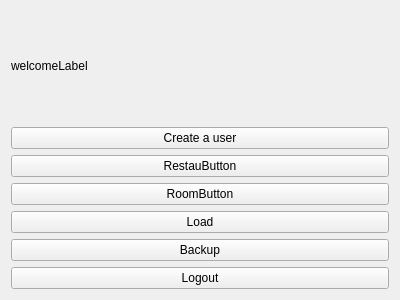
Old version of the form ui/src/dashboardscreen.ui in the repository NazimBekhat/UDRMS.
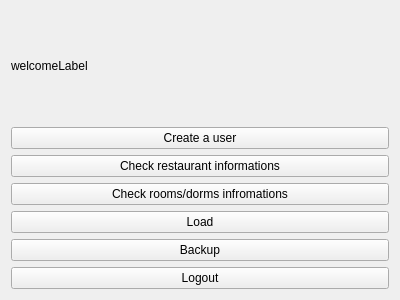
New version of the form.

```diff
--- a/ui/src/dashboardscreen.ui
+++ b/ui/src/dashboardscreen.ui
@@ -31,14 +31,14 @@
    <item>
     <widget class="QPushButton" name="restaurantMenuButton">
      <property name="text">
-      <string>RestauButton</string>
+      <string>Check restaurant informations</string>
      </property>
     </widget>
    </item>
    <item>
     <widget class="QPushButton" name="roomManagementButton">
      <property name="text">
-      <string>RoomButton</string>
+      <string>Check rooms/dorms infromations</string>
      </property>
     </widget>
    </item>
```
